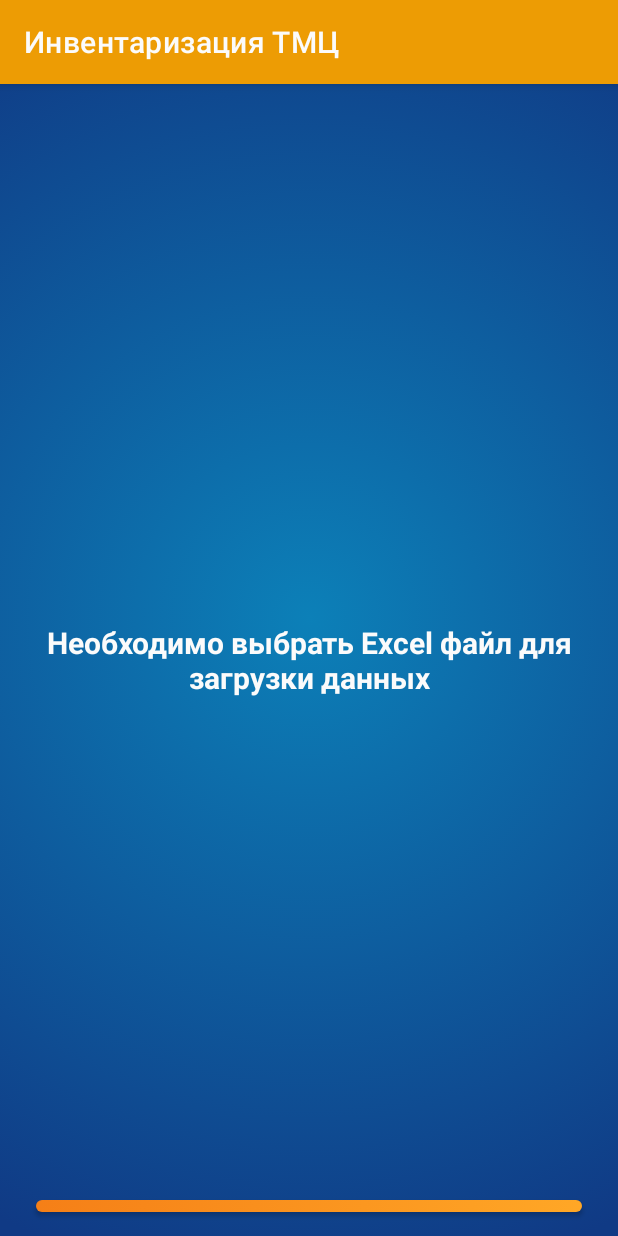
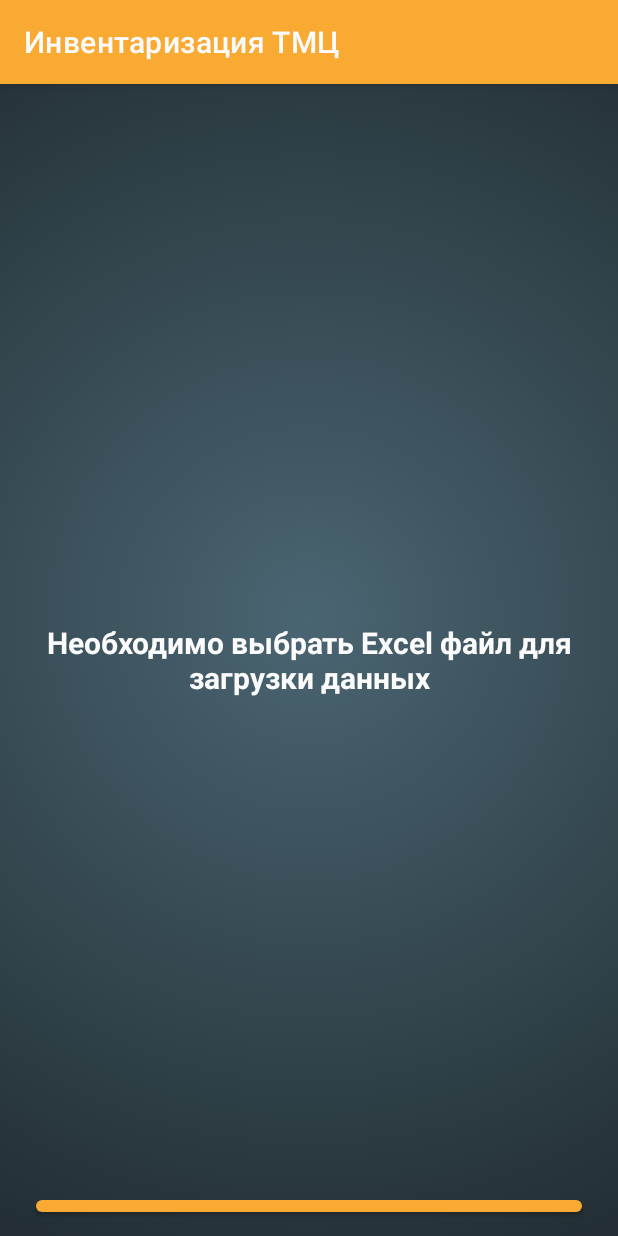
Before and after one commit to LostGirlKate/RFIDMobileInventory, an Android app: the screen it shows after launch (MainActivity), on a phone screen of 412 x 824 dp. Run offline under Robolectric (Android 15) with nearby library versions, the phone set to English and light mode, and no system bars; our stand-ins replace Room's generated code, navigation-ui; Roboto replaces fonts that are not available here.

Commit message:
new colors

```diff
--- a/app/src/main/res/values/colors.xml
+++ b/app/src/main/res/values/colors.xml
@@ -1,12 +1,63 @@
 <?xml version="1.0" encoding="utf-8"?>
 <resources>
-    <color name="colorPrimary">#ED9C04</color>
-    <color name="colorPrimaryDark">#ED9C04</color>
+    <!--    <color name="colorPrimary">#ED9C04</color>-->
+    <!--    <color name="colorPrimaryDark">#ED9C04</color>-->
+    <!--    -->
+    <!--    <color name="pbLoadColor">#FF9800</color>-->
+    <!--    <color name="orange_gradient_start">#FFA726</color>-->
+    <!--    <color name="orange_gradient_end">#F57F17</color>-->
+    <!--    <color name="light_orange">#ECAA37</color>-->
+<!--    <color name="light_orange_text">#FADEAD</color>-->
+
+    <color name="colorPrimary">#F9AA33</color>
+    <color name="colorPrimaryDark">#F9AA33</color>
+    <color name="pbLoadColor">#F9AA33</color>
+    <color name="light_orange">#FFCC80</color>
+    <color name="light_orange_text">#FFCC80</color>
+    <color name="orange_gradient_start">#F9AA33</color>
+    <color name="orange_gradient_end">#F9AA33</color>
+
+
+<!--    <color name="colorBackground">#0D4D88</color>-->
+<!--    <color name="blue_gradient_start">#0C80B8</color>-->
+<!--    <color name="blue_gradient_end">#103A85</color>-->
+
+    <color name="colorBackground">#344955</color>
+    <color name="blue_gradient_start">#4A6572</color>
+    <color name="blue_gradient_end">#232F34</color>
+
+
+<!--    <color name="light_green">#6ABC56</color>-->
+<!--    <color name="light_green_text">#AEE1A2</color>-->
+<!--    <color name="green_percent_text">#AEE1A2</color>-->
+<!--    <color name="green_gradient_start">#3DED1D</color>-->
+<!--    <color name="green_gradient_end">#22A624</color>-->
+
+    <color name="light_green">#A5D6A7</color>
+    <color name="light_green_text">#A5D6A7</color>
+    <color name="green_percent_text">#A5D6A7</color>
+    <color name="green_gradient_start">#66BB6A</color>
+    <color name="green_gradient_end">#66BB6A</color>
+
+
+<!--    <color name="red_gradient_start">#EF625C</color>-->
+<!--    <color name="red_gradient_end">#DC2E2C</color>-->
+<!--    <color name="light_red">#C8454E</color>-->
+<!--    <color name="light_red_text">#FFABC7</color>-->
+
+
+    <color name="red_gradient_start">#EF5350</color>
+    <color name="red_gradient_end">#EF5350</color>
+    <color name="light_red">#EF9A9A</color>
+    <color name="light_red_text">#EF9A9A</color>
+
+
+
+
     <color name="colorAccent">#272727</color>
     <color name="poweredByLineColor">#FF000000</color>
     <color name="shrine_pink_900">#C493BB</color>
     <color name="shrine_pink_100">#F6BCBC</color>
-    <color name="colorBackground">#0D4D88</color>
 
     <color name="lightWhite">#F5F5F5</color>
     <color name="black">#FF000000</color>
@@ -25,29 +76,12 @@
 
     <!-- Card Colors-->
     <color name="card1">#D4CBE5</color>
-    <color name="light_green">#6ABC56</color>
-    <color name="light_red">#C8454E</color>
-    <color name="light_orange">#ECAA37</color>
-    <color name="light_green_text">#AEE1A2</color>
-    <color name="light_red_text">#FFABC7</color>
-    <color name="light_orange_text">#FADEAD</color>
     <color name="card4">#B8D7F5</color>
     <color name="card5">#B5B6FD</color>
     <color name="card6">#B8F5B9</color>
 
     <color name="nav_header">#F5F4EF</color>
-    <color name="pbLoadColor">#FF9800</color>
 
-    <color name="green_percent_text">#AEE1A2</color>
-    <color name="green_gradient_start">#3DED1D</color>
-    <color name="green_gradient_end">#22A624</color>
-    <color name="orange_gradient_start">#FFA726</color>
-    <color name="orange_gradient_end">#F57F17</color>
-    <color name="red_gradient_start">#EF625C</color>
-    <color name="red_gradient_end">#DC2E2C</color>
-
-    <color name="blue_gradient_start">#0C80B8</color>
-    <color name="blue_gradient_end">#103A85</color>
 
     <color name="gray_80">#808080</color>
     <color name="grey_c2">#C2C2C2</color>
```
